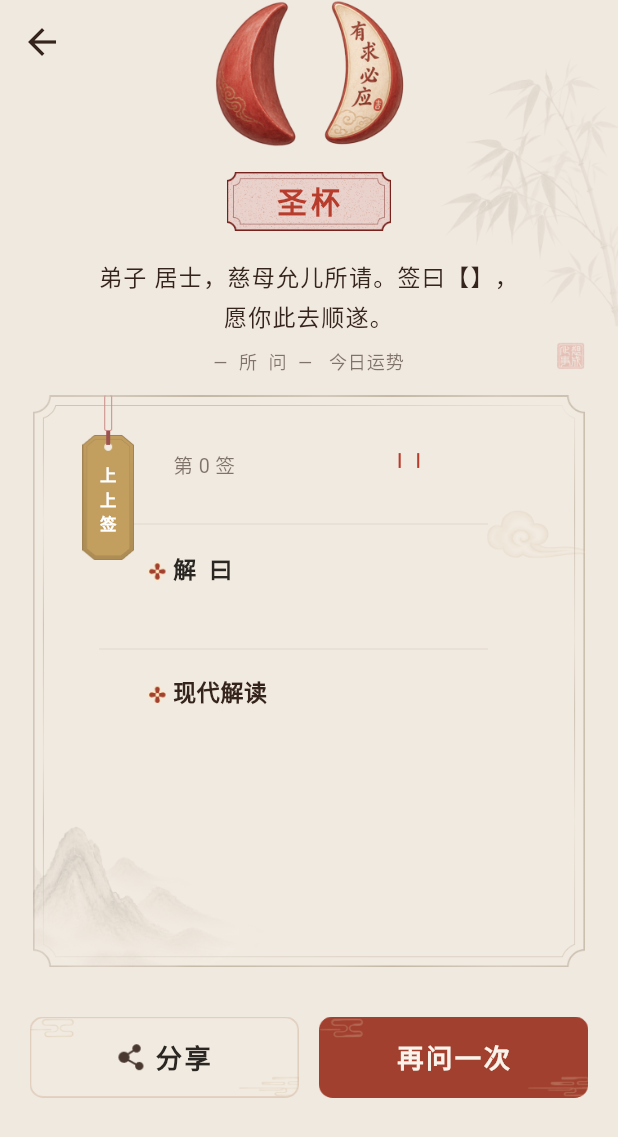
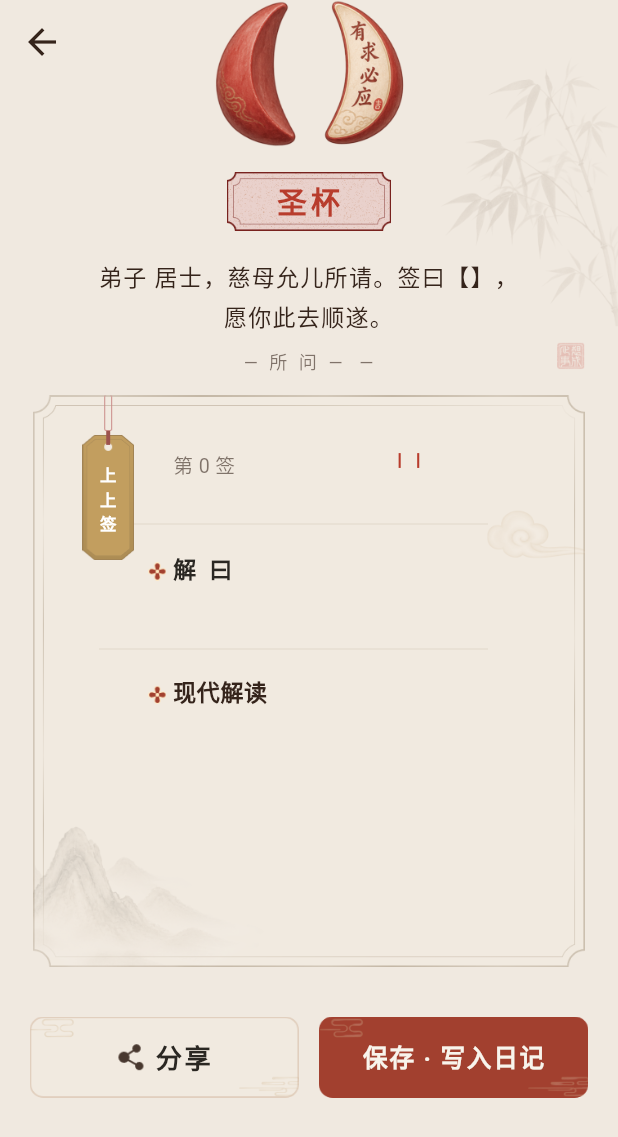
Before and after one commit to jiapeiji/ask_mazu, a Flutter app: the ResultPage screen opened directly with empty values, on a phone screen of 412 x 824 dp. Shown: the top 1137 px of the screen. Run offline on Flutter 3.47's test engine with Material 3 defaults, Android fonts, the phone set to English and light mode, and no system bars; our stand-ins replace audioplayers, flutter_riverpod, go_router, hive, hive_flutter, share_plus and 1 more; missing offline and left inert: gal, lunar; accounts and stored records are empty; Roboto replaces fonts that are missing (ChillJinshuSong).

Commit message:
feat(v1.2): W2 完成 - mood 字段 + result 保存 + 3 tab ShellRoute
- question_record.dart 加 Mood 枚举(5 个:peaceful/down/confused/fulfilled/frustrated)
- hive_adapters.dart QuestionRecordAdapter 字段 3 改为 mood(SignCategory → Mood)
- result_page.dart:
  - 删 category/isCustom 参数,加 mood 参数
  - 删 _QuestionChip 的 isCustom/category,只显示用户输入文本
  - 删 _RetryButton 改为 _SaveButton,文案改「保存 · 写入日记」
  - 加 _onSave 方法:add QuestionRecord + popUntil + SnackBar
  - 删 throw_page 引用 category/isCustom
- throw_page.dart:
  - 删自动 add QuestionRecord 逻辑(改由 result_page 用户主动保存)
  - 删 _uuid 字段
  - 改传给 result_page 的参数(category/isCustom 删除,加 mood 占位)
- router.dart:
  - 加 ShellRoute 包 /reflect /records /mazu(底部 tab 由 MainShell 提供)
  - /home → /reflect, /history → /records 路径改名
  - 删 /history 路由
- 新增 lib/features/main_shell.dart:3 tab 容器(反思/记录/妈祖)
- 新增 lib/features/mazu/mazu_placeholder_page.dart:V1.2 占位页

flutter analyze:零 error,36 个非阻塞 info warning(历史遗留)

下一轮:
- 反思 tab home_page 接心情选择器选中态(mood 状态提升,传到 throw_page)
- records_page 加月历视图 + 连续天数(record_repository 加 getByDate/getStreak)
- sign_repository 改每日 1 支 + 时辰种子匹配规则
- ARB 文件清理订阅相关字段

```diff
--- a/lib/data/models/question_record.dart
+++ b/lib/data/models/question_record.dart
@@ -1,23 +1,47 @@
 // lib/data/models/question_record.dart
-// 问事记录数据模型
+// 反思记录数据模型
+//
+// V1.2 (v5) 改动:
+//   - SignCategory category 字段删除(V1.2 不再按类目筛签)
+//   - 加 Mood mood 字段(5 个心情枚举)
 
 import 'fortune_sign.dart';
 import '../../core/utils/result_templates.dart';
 
+/// V1.2 心情枚举(用户在反思 tab 必选 1)
+enum Mood {
+  peaceful('平和', '☺'),
+  down('低落', '☹'),
+  confused('迷茫', '😶'),
+  fulfilled('充实', '😌'),
+  frustrated('烦躁', '😠');
+
+  final String label;
+  final String emoji;
+  const Mood(this.label, this.emoji);
+
+  static Mood fromString(String s) {
+    return Mood.values.firstWhere(
+      (e) => e.name == s,
+      orElse: () => Mood.confused,
+    );
+  }
+}
+
 class QuestionRecord {
   final String id;
   final DateTime timestamp;
-  final String question;
-  final SignCategory category;
-  final ThrowResultType result;
-  final int? signId;          // 签文 ID（圣杯/阴杯才有）
-  final String nameAtTime;    // 当时的报家门名字
+  final String question;        // 用户反思文本(可空)
+  final Mood mood;              // 心情(必选 1)
+  final ThrowResultType result; // 投掷结果(圣/笑/阴)
+  final int? signId;            // 签文 ID(圣杯/阴杯才有)
+  final String nameAtTime;      // 当时的报家门名字
 
   const QuestionRecord({
     required this.id,
     required this.timestamp,
     required this.question,
-    required this.category,
+    required this.mood,
     required this.result,
     this.signId,
     required this.nameAtTime,
@@ -27,7 +51,7 @@ class QuestionRecord {
         'id': id,
         'timestamp': timestamp.toIso8601String(),
         'question': question,
-        'category': category.name,
+        'mood': mood.name,
         'result': result.name,
         'signId': signId,
         'nameAtTime': nameAtTime,
@@ -38,7 +62,7 @@ class QuestionRecord {
       id: json['id'] as String,
       timestamp: DateTime.parse(json['timestamp'] as String),
       question: json['question'] as String,
-      category: SignCategoryExtension.fromString(json['category'] as String),
+      mood: Mood.fromString(json['mood'] as String),
       result: ThrowResultType.values.firstWhere(
         (e) => e.name == json['result'],
         orElse: () => ThrowResultType.saint,
--- a/lib/features/home/home_page.dart
+++ b/lib/features/home/home_page.dart
@@ -295,7 +295,7 @@ class _HomePageState extends ConsumerState<HomePage> {
         id: '',
         timestamp: DateTime.now(),
         question: '',
-        category: SignCategory.daily,
+        mood: Mood.confused,
         result: ThrowResultType.saint,
         nameAtTime: '',
       ),
--- a/lib/features/result/result_page.dart
+++ b/lib/features/result/result_page.dart
@@ -33,11 +33,13 @@
 
 import 'package:flutter/material.dart';
 import 'package:flutter_riverpod/flutter_riverpod.dart';
+import 'package:uuid/uuid.dart';
 
 import '../../core/theme/app_theme.dart';
 import '../../core/utils/result_templates.dart';
 import '../../core/i18n/locale_aware_style.dart';
 import '../../data/models/fortune_sign.dart';
+import '../../data/models/question_record.dart';
 import '../../l10n/generated/app_localizations.dart';
 import '../../providers/providers.dart';
 import 'share_sheet.dart';
@@ -70,17 +72,15 @@ const double _kDesignW = 750;
 class ResultPage extends ConsumerStatefulWidget {
   final ThrowResultType result;
   final FortuneSign? sign;
-  final SignCategory category;
   final String question;
-  final bool isCustom;
+  final Mood mood;
 
   const ResultPage({
     super.key,
     required this.result,
     required this.sign,
-    required this.category,
     required this.question,
-    this.isCustom = false,
+    this.mood = Mood.confused,
   });
 
   @override
@@ -88,6 +88,8 @@ class ResultPage extends ConsumerStatefulWidget {
 }
 
 class _ResultPageState extends ConsumerState<ResultPage> {
+  bool _saved = false;  // 防止重复保存
+
   @override
   void initState() {
     super.initState();
@@ -97,13 +99,46 @@ class _ResultPageState extends ConsumerState<ResultPage> {
     });
   }
 
+  /// V1.2:保存 · 写入日记
+  /// - add 一条 QuestionRecord
+  /// - 跳回首页
+  /// - SnackBar 提示
+  Future<void> _onSave() async {
+    if (_saved) return;
+    _saved = true;
+
+    final user = ref.read(currentUserProvider).valueOrNull;
+    final name = user?.name ?? '弟子';
+
+    final record = QuestionRecord(
+      id: const Uuid().v4(),
+      timestamp: DateTime.now(),
+      question: widget.question,
+      mood: widget.mood,
+      result: widget.result,
+      signId: widget.sign?.id,
+      nameAtTime: name,
+    );
+
+    await ref.read(recordsProvider.notifier).add(record);
+
+    if (!mounted) return;
+    // 回到首页
+    Navigator.of(context).popUntil((route) => route.isFirst);
+    // SnackBar
+    ScaffoldMessenger.of(context).showSnackBar(
+      const SnackBar(
+        content: Text('已记一次 · 今日记录'),
+        duration: Duration(seconds: 2),
+      ),
+    );
+  }
+
   @override
   Widget build(BuildContext context) {
     final result = widget.result;
     final sign = widget.sign;
-    final category = widget.category;
     final question = widget.question;
-    final isCustom = widget.isCustom;
 
     final l = AppLocalizations.of(context);
     final code = ref.watch(settingsProvider).localeCode;
@@ -122,11 +157,6 @@ class _ResultPageState extends ConsumerState<ResultPage> {
       ThrowResultType.saint => l.resultSaint,
       ThrowResultType.laugh => l.resultLaugh,
       ThrowResultType.yin   => l.resultYin,
-    };
-    final retryText = switch (result) {
-      ThrowResultType.saint => l.resultRetrySaint,
-      ThrowResultType.laugh => l.resultRetryLaugh,
-      ThrowResultType.yin   => l.resultRetryYin,
     };
     final user    = ref.watch(currentUserProvider).valueOrNull;
     final name    = user?.name ?? '弟子';
@@ -180,12 +210,9 @@ class _ResultPageState extends ConsumerState<ResultPage> {
                 SizedBox(height: 16 * scale),
 
                 // ③-b 所问（小字居中灰）
-                // 自定义问题模式 → 显示用户原文
-                // category 模式 → 显示 category.label（"事业"/"感情"等）
+                // V1.2 (v5):只显示用户输入的思考文本(不再有 category 模式)
                 _QuestionChip(
-                  isCustom: isCustom,
                   question: question,
-                  category: category,
                   scale: scale,
                 ),
                 SizedBox(height: 24 * scale),
@@ -210,7 +237,7 @@ class _ResultPageState extends ConsumerState<ResultPage> {
 
                 SizedBox(height: 60 * scale),
 
-                // ⑤ 底部按钮（分享 + 改日再问）
+                // ⑤ 底部按钮（分享 + 保存 · 写入日记）
                 _BottomButtons(
                   scale: scale,
                   onShare: () => ShareChannelSheet.show(
@@ -219,12 +246,7 @@ class _ResultPageState extends ConsumerState<ResultPage> {
                     message: message, question: question,
                     name: name, city: '',
                   ),
-                  onRetry: () {
-                    // throw_page 用的是 pushReplacement → ResultPage 已是栈顶
-                    // 改日再问 = 回到首页（首页就是 isFirst）
-                    Navigator.of(context).popUntil((route) => route.isFirst);
-                  },
-                  retryText: retryText,
+                  onSave: () => _onSave(),
                 ),
                 SizedBox(height: 20 * scale),
                 ],
@@ -409,25 +431,19 @@ class _OpeningMessage extends StatelessWidget {
   }
 }
 
-// ─── ③-b 所问 chip（小字居中，自定义问题/分类两种模式）──
+// ─── ③-b 所问 chip（小字居中,V1.2 只显示输入文本）──
 class _QuestionChip extends StatelessWidget {
-  final bool isCustom;
   final String question;
-  final SignCategory category;
   final double scale;
   const _QuestionChip({
-    required this.isCustom,
     required this.question,
-    required this.category,
     required this.scale,
   });
 
   @override
   Widget build(BuildContext context) {
     final locale = Localizations.localeOf(context);
-    // 自定义问题模式 → 显示用户原文
-    // category 模式 → 显示 category.label
-    final body = isCustom ? question : category.label;
+    final body = question.isEmpty ? '—' : question;
     final text = '—  所  问  —   $body';
     return Padding(
       padding: EdgeInsets.symmetric(horizontal: 80 * scale),
@@ -921,28 +937,26 @@ class _SideLevelTag extends StatelessWidget {
   }
 }
 
-// ─── ⑤ 底部按钮（分享 + 改日再问）────────────────────────
+// ─── ⑤ 底部按钮（分享 + 保存 · 写入日记）────────────────────
 class _BottomButtons extends StatelessWidget {
   final double scale;
   final VoidCallback onShare;
-  final VoidCallback onRetry;
-  final String retryText;
+  final VoidCallback onSave;
   const _BottomButtons({
     required this.scale,
     required this.onShare,
-    required this.onRetry,
-    required this.retryText,
+    required this.onSave,
   });
 
   @override
   Widget build(BuildContext context) {
     return Padding(
-      padding: EdgeInsets.symmetric(horizontal: 36 * scale),  // 底部按钮到屏幕边的距离
+      padding: EdgeInsets.symmetric(horizontal: 36 * scale),
       child: Row(
         children: [
           Expanded(child: _ShareButton(scale: scale, onPressed: onShare)),
-          SizedBox(width: 24 * scale),  // 两按钮间距
-          Expanded(child: _RetryButton(scale: scale, label: retryText, onPressed: onRetry)),
+          SizedBox(width: 24 * scale),
+          Expanded(child: _SaveButton(scale: scale, onPressed: onSave)),
         ],
       ),
     );
@@ -1013,22 +1027,20 @@ class _ShareButtonState extends State<_ShareButton> {
   }
 }
 
-// ⑤-b 改日再问按钮（暗红云纹切图 + 米色字，按下变浅）
-class _RetryButton extends StatefulWidget {
+// ⑤-b 保存按钮（暗红云纹切图 + 米色字，按下变浅）
+class _SaveButton extends StatefulWidget {
   final double scale;
-  final String label;
   final VoidCallback onPressed;
-  const _RetryButton({
+  const _SaveButton({
     required this.scale,
-    required this.label,
     required this.onPressed,
   });
 
   @override
-  State<_RetryButton> createState() => _RetryButtonState();
+  State<_SaveButton> createState() => _SaveButtonState();
 }
 
-class _RetryButtonState extends State<_RetryButton> {
+class _SaveButtonState extends State<_SaveButton> {
   bool _down = false;
 
   @override
@@ -1050,14 +1062,13 @@ class _RetryButtonState extends State<_RetryButton> {
             ),
             Center(
               child: Text(
-                widget.label,
+                '保存 · 写入日记',
                 style: TextStyle(
-                  fontSize: 32 * widget.scale,
+                  fontSize: 30 * widget.scale,
                   fontWeight: FontWeight.w600,
                   color: AppColors.riceWhite,
                   fontFamily: 'ChillJinshuSong',
-                  // 任务 2：英文艺术性 letterSpacing 归零
-                  letterSpacing: letterSpacingFor(locale, 3 * widget.scale),
+                  letterSpacing: letterSpacingFor(locale, 2 * widget.scale),
                 ),
               ),
             ),
@@ -1096,9 +1107,8 @@ class ResultPageDebug extends StatelessWidget {
     return const ResultPage(
       result: ThrowResultType.yin,
       sign: _sampleSign,
-      category: SignCategory.daily,
       question: '我想换个工作，时机合适吗？',
-      isCustom: true,  // debug 示例是自定义问题，触发 _QuestionChip 显示用户原文
+      mood: Mood.confused,
     );
   }
 }
```
Also changed, not shown: lib/core/router/app_router.dart (+36 -18 lines), lib/data/models/hive_adapters.dart (+5 -3 lines), lib/features/main_shell.dart (added, +110 -0 lines), lib/features/mazu/mazu_placeholder_page.dart (added, +88 -0 lines), lib/features/throw/throw_page.dart (+3 -17 lines).
